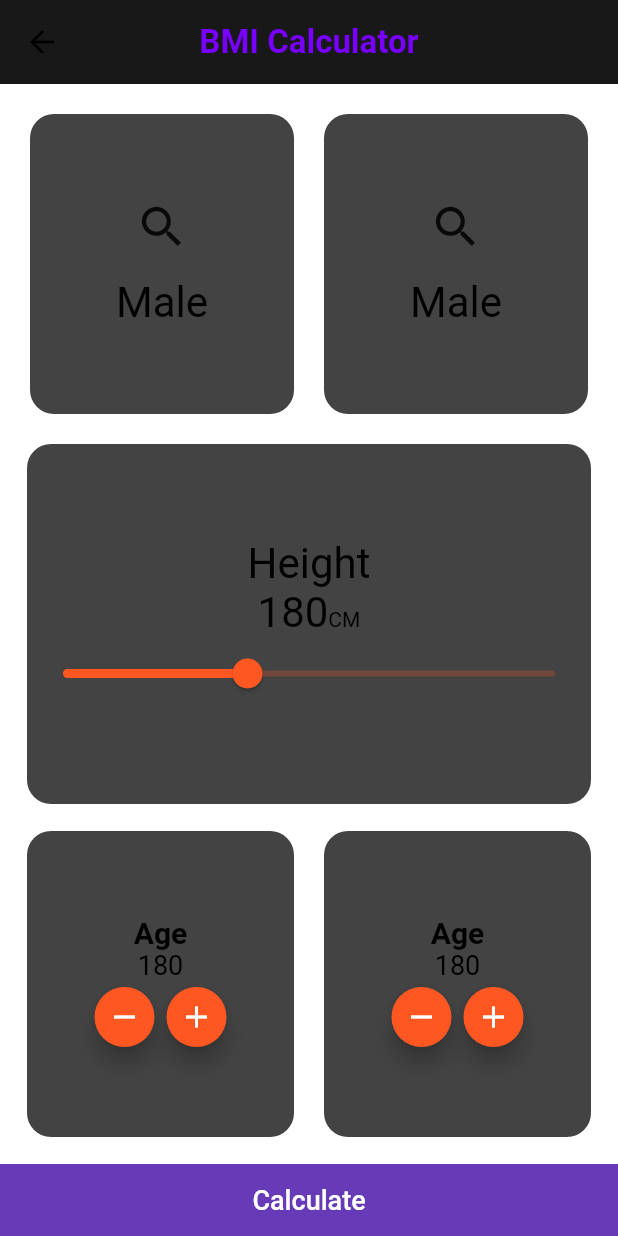
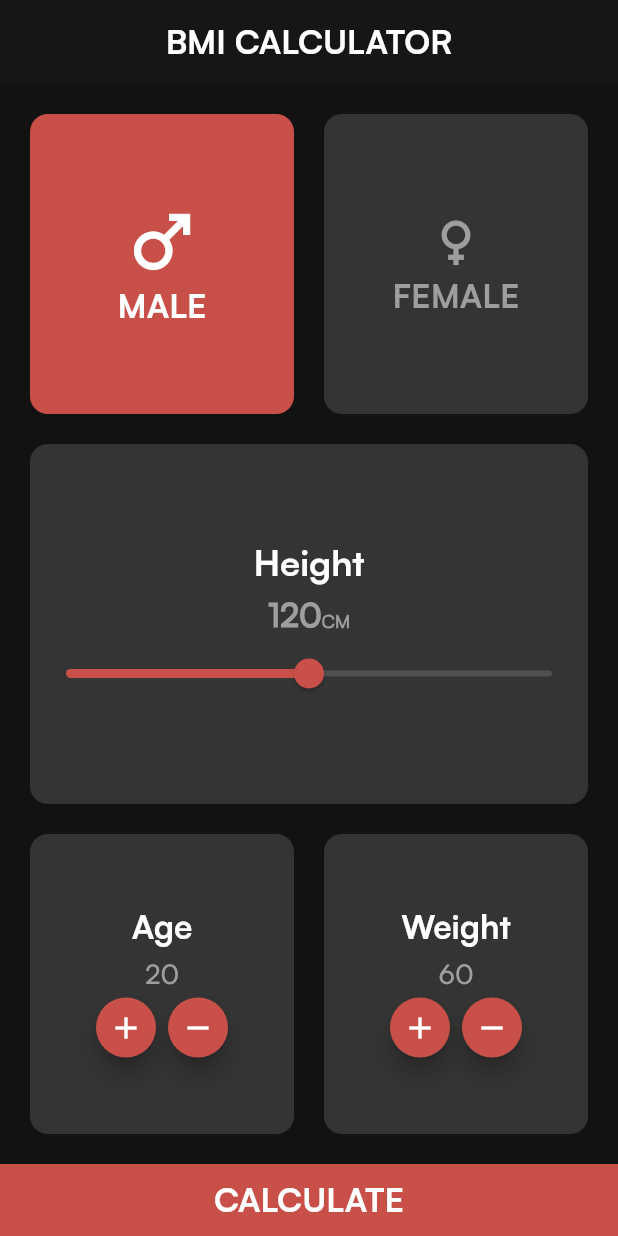
Before and after one commit to karimeltalawyy/projects, a Flutter app: the BmiCalculator screen opened directly, on a phone screen of 412 x 824 dp. Run offline on Flutter 3.47's test engine with Material 2 defaults, Android fonts, the phone set to English and light mode, and no system bars; our stand-ins replace bloc, carousel_slider, conditional_builder_null_safety, dio, flutter_bloc, fluttertoast and 6 more; accounts and stored records are empty; network calls fail.

Commit message:
BMI finish

```diff
--- a/lib/main.dart
+++ b/lib/main.dart
@@ -82,7 +82,7 @@ class MyApp extends StatelessWidget {
             //AppCubit.get(context).isDark ? ThemeMode.dark : ThemeMode.light,
             darkTheme: darkTheme,
             debugShowCheckedModeBanner: false,
-            home: startWidget,
+            home: BmiCalculator(),
           );
         },
       ),
--- a/lib/modules/bmi_app/bmi/bmi_calculator.dart
+++ b/lib/modules/bmi_app/bmi/bmi_calculator.dart
@@ -1,75 +1,119 @@
+import 'dart:math';
+
 import 'package:flutter/material.dart';
 import 'package:test_one/modules/bmi_app/bmi/bmi_result.dart';
 
 class BmiCalculator extends StatefulWidget {
-  const BmiCalculator({super.key});
+  const BmiCalculator({Key? key}) : super(key: key);
 
   @override
   State<BmiCalculator> createState() => _BmiCalculatorState();
 }
 
 class _BmiCalculatorState extends State<BmiCalculator> {
+  bool isMale = true;
+  double height = 120;
+  int age = 20;
+  double weight = 60;
+  Color containerColor = const Color.fromARGB(39, 238, 238, 238);
+  Color defaultColor = const Color.fromARGB(255, 200, 80, 72);
+
+  // var result = weight / pow(height / 100, 2);
   @override
   Widget build(BuildContext context) {
     return Scaffold(
       appBar: AppBar(
-        // elevation: 0,
-        backgroundColor: const Color.fromARGB(255, 24, 24, 24),
+        centerTitle: true,
+        backgroundColor: const Color.fromARGB(255, 22, 22, 22),
         title: const Text(
-          'BMI Calculator',
-          style: TextStyle(color: Color.fromARGB(255, 119, 0, 255)),
+          'BMI CALCULATOR',
+          style: TextStyle(
+            fontSize: 22,
+            color: Colors.white,
+            fontFamily: 'Satoshi',
           ),
-        centerTitle: true,
         ),
-      body: Column(
+      ),
+      body: Container(
+        color: const Color.fromARGB(255, 18, 18, 18),
+        child: Column(
           children: [
             Expanded(
               child: Padding(
-              padding: const EdgeInsets.all(20.0),
+                padding:
+                    const EdgeInsets.symmetric(horizontal: 20, vertical: 20),
                 child: Row(
                   children: [
                     Expanded(
+                      child: GestureDetector(
+                        onTap: () {
+                          setState(
+                            () {
+                              isMale = true;
+                            },
+                          );
+                        },
                         child: Container(
                           decoration: BoxDecoration(
-                        borderRadius: BorderRadius.circular(16.0),
-                        color: const Color.fromARGB(255, 68, 67, 67),
+                            borderRadius: BorderRadius.circular(12),
+                            color: isMale ? defaultColor : containerColor,
                           ),
                           child: Column(
                             mainAxisAlignment: MainAxisAlignment.center,
-                        children: const [
+                            children: [
                               Icon(
-                            Icons.search,
-                            size: 36,
+                                Icons.male,
+                                size: isMale ? 56 : 42,
+                                color: isMale ? Colors.white : Colors.grey,
                               ),
-                          SizedBox(height: 16),
                               Text(
-                            'Male',
-                            style: TextStyle(color: Colors.black, fontSize: 28),
+                                'MALE',
+                                style: TextStyle(
+                                  fontSize: 22,
+                                  fontFamily: 'Satoshi',
+                                  fontWeight: FontWeight.w700,
+                                  color: isMale ? Colors.white : Colors.grey,
                                 ),
+                              )
                             ],
                           ),
                         ),
                       ),
-                  const SizedBox(width: 20),
+                    ),
+                    const SizedBox(
+                      width: 20,
+                    ),
                     Expanded(
+                      child: GestureDetector(
+                        onTap: () {
+                          setState(() {
+                            isMale = false;
+                          });
+                        },
                         child: Container(
                           decoration: BoxDecoration(
-                        borderRadius: BorderRadius.circular(16.0),
-                        color: const Color.fromARGB(255, 68, 67, 67),
+                            borderRadius: BorderRadius.circular(12),
+                            color: !isMale ? defaultColor : containerColor,
                           ),
                           child: Column(
                             mainAxisAlignment: MainAxisAlignment.center,
-                        children: const [
+                            children: [
                               Icon(
-                            Icons.search,
-                            size: 36,
+                                Icons.female,
+                                size: !isMale ? 56 : 42,
+                                color: !isMale ? Colors.white : Colors.grey,
                               ),
-                          SizedBox(height: 16),
                               Text(
-                            'Male',
-                            style: TextStyle(color: Colors.black, fontSize: 28),
+                                'FEMALE',
+                                style: TextStyle(
+                                  fontFamily: 'Satoshi',
+                                  fontSize: 22,
+                                  fontWeight: FontWeight.w700,
+                                  color: !isMale ? Colors.white : Colors.grey,
                                 ),
+                              )
                             ],
+                          ),
                         ),
                       ),
                     ),
@@ -79,39 +123,62 @@ class _BmiCalculatorState extends State<BmiCalculator> {
             ),
             Expanded(
               child: Padding(
-              padding: const EdgeInsets.symmetric(horizontal: 18),
+                padding: const EdgeInsets.symmetric(horizontal: 20),
                 child: Container(
                   decoration: BoxDecoration(
-                  borderRadius: BorderRadius.circular(16.0),
-                  color: const Color.fromARGB(255, 68, 67, 67),
+                    borderRadius: BorderRadius.circular(12),
+                    color: containerColor,
                   ),
                   child: Column(
                     mainAxisAlignment: MainAxisAlignment.center,
                     children: [
                       const Text(
                         'Height',
-                      style: TextStyle(color: Colors.black, fontSize: 28),
+                        style: TextStyle(
+                          fontFamily: 'Satoshi',
+                          fontSize: 24,
+                          fontWeight: FontWeight.w700,
+                          color: Colors.white,
                         ),
+                      ),
+                      const SizedBox(height: 4),
                       Row(
                         crossAxisAlignment: CrossAxisAlignment.baseline,
+                        textBaseline: TextBaseline.alphabetic,
                         mainAxisAlignment: MainAxisAlignment.center,
-                      textBaseline: TextBaseline.alphabetic,
-                      children: const [
+                        children: [
                           Text(
-                          '180',
-                          style: TextStyle(color: Colors.black, fontSize: 28),
+                            '${height.round()}',
+                            style: const TextStyle(
+                              fontSize: 22,
+                              fontWeight: FontWeight.w700,
+                              color: Colors.grey,
+                              fontFamily: 'Satoshi medium',
                             ),
-                        Text(
+                          ),
+                          const Text(
                             'CM',
-                          style: TextStyle(color: Colors.black, fontSize: 14),
+                            style: TextStyle(
+                              fontSize: 12,
+                              fontWeight: FontWeight.w700,
+                              color: Colors.grey,
+                              fontFamily: 'Satoshi reg',
+                            ),
                           ),
                         ],
                       ),
                       Slider(
-                      value: 120,
-                      max: 220,
-                      min: 60,
-                      onChanged: (value) => print(value.round()),
+                        activeColor: defaultColor,
+                        inactiveColor: containerColor,
+                        value: height,
+                        onChanged: (value) {
+                          print(value.round());
+                          setState(() {
+                            height = value;
+                          });
+                        },
+                        max: 200,
+                        min: 40,
                       ),
                     ],
                   ),
@@ -120,14 +187,14 @@ class _BmiCalculatorState extends State<BmiCalculator> {
             ),
             Expanded(
               child: Padding(
-              padding: const EdgeInsets.all(18.0),
+                padding: const EdgeInsets.all(20),
                 child: Row(
                   children: [
                     Expanded(
                       child: Container(
                         decoration: BoxDecoration(
-                        borderRadius: BorderRadius.circular(16.0),
-                        color: const Color.fromARGB(255, 68, 67, 67),
+                          borderRadius: BorderRadius.circular(12),
+                          color: containerColor,
                         ),
                         child: Column(
                           mainAxisAlignment: MainAxisAlignment.center,
@@ -135,79 +202,110 @@ class _BmiCalculatorState extends State<BmiCalculator> {
                             const Text(
                               'Age',
                               style: TextStyle(
-                                color: Colors.black,
-                                fontSize: 20,
-                                fontWeight: FontWeight.w600,
+                                fontSize: 22,
+                                color: Colors.white,
+                                fontFamily: 'Satoshi',
+                                fontWeight: FontWeight.bold,
                               ),
                             ),
-                            const Text(
-                              '180',
-                              style: TextStyle(
-                                color: Colors.black,
+                            const SizedBox(height: 4),
+                            Text(
+                              '$age',
+                              style: const TextStyle(
                                 fontSize: 18,
+                                // fontWeight: FontWeight.w700,
+                                color: Colors.grey,
+                                fontFamily: 'Satoshi medium',
                               ),
                             ),
                             Row(
                               mainAxisAlignment: MainAxisAlignment.center,
                               children: [
                                 FloatingActionButton(
-                                  heroTag: 'remove',
-                                  onPressed: () {},
+                                  onPressed: () {
+                                    setState(() {
+                                      age++;
+                                    });
+                                  },
+                                  heroTag: 'age++',
                                   mini: true,
-                                  child: const Icon(Icons.remove),
+                                  backgroundColor: defaultColor,
+                                  child: const Icon(Icons.add),
                                 ),
                                 FloatingActionButton(
-                                  heroTag: 'add',
-                                  onPressed: () {},
+                                  onPressed: () {
+                                    setState(() {
+                                      age--;
+                                    });
+                                  },
+                                  heroTag: 'age--',
                                   mini: true,
-                                  child: const Icon(Icons.add),
+                                  backgroundColor: defaultColor,
+                                  child: const Icon(Icons.remove),
                                 ),
                               ],
                             )
-                          ]),
+                          ],
+                        ),
                       ),
                     ),
                     const SizedBox(width: 20),
                     Expanded(
                       child: Container(
                         decoration: BoxDecoration(
-                        borderRadius: BorderRadius.circular(16.0),
-                        color: const Color.fromARGB(255, 68, 67, 67),
+                          borderRadius: BorderRadius.circular(12),
+                          color: containerColor,
                         ),
                         child: Column(
                           mainAxisAlignment: MainAxisAlignment.center,
                           children: [
                             const Text(
-                              'Age',
+                              'Weight',
                               style: TextStyle(
-                                color: Colors.black,
-                                fontSize: 20,
-                                fontWeight: FontWeight.w600,
+                                fontSize: 22,
+                                fontWeight: FontWeight.w700,
+                                color: Colors.white,
+                                fontFamily: 'Satoshi',
                               ),
                             ),
-                            const Text(
-                              '180',
-                              style:
-                                  TextStyle(color: Colors.black, fontSize: 18),
+                            const SizedBox(height: 4),
+                            Text(
+                              '${weight.round()}',
+                              style: const TextStyle(
+                                fontSize: 18,
+                                color: Colors.grey,
+                                fontFamily: 'Satoshi medium',
+                              ),
                             ),
                             Row(
                               mainAxisAlignment: MainAxisAlignment.center,
                               children: [
                                 FloatingActionButton(
-                                  heroTag: 'Age remove',
-                                  onPressed: () {},
+                                  onPressed: () {
+                                    setState(() {
+                                      weight++;
+                                    });
+                                  },
+                                  heroTag: 'Weight++',
                                   mini: true,
-                                  child: const Icon(Icons.remove),
+                                  backgroundColor: defaultColor,
+                                  child: const Icon(Icons.add),
                                 ),
                                 FloatingActionButton(
-                                  heroTag: 'Age Add',
-                                  onPressed: () {},
+                                  onPressed: () {
+                                    setState(() {
+                                      weight--;
+                                    });
+                                  },
+                                  heroTag: 'Weight--',
                                   mini: true,
-                                  child: const Icon(Icons.add),
+                                  backgroundColor: defaultColor,
+                                  child: const Icon(Icons.remove),
                                 ),
                               ],
                             )
-                          ]),
+                          ],
+                        ),
                       ),
                     ),
                   ],
@@ -216,26 +314,36 @@ class _BmiCalculatorState extends State<BmiCalculator> {
             ),
             Container(
               width: double.infinity,
-            color: Colors.deepPurple,
+              color: defaultColor,
               child: MaterialButton(
                 onPressed: () {
+                  double result = weight / pow(height / 100, 2);
+                  print(result.round());
                   Navigator.push(
                     context,
                     MaterialPageRoute(
-                        builder: (context) => const BmiResultScreen()));
+                      builder: (context) => BmiResultScreen(
+                        result: result,
+                        age: age,
+                        isMale: isMale,
+                      ),
+                    ),
+                  );
                 },
                 child: const Text(
-                'Calculate',
+                  'CALCULATE',
                   style: TextStyle(
+                    fontSize: 22,
+                    fontWeight: FontWeight.w700,
                     color: Colors.white,
-                  fontSize: 18,
-                  fontWeight: FontWeight.w500,
+                    fontFamily: 'Satoshi',
                   ),
                 ),
               ),
             ),
           ],
         ),
+      ),
     );
   }
 }
--- a/lib/shared/network/endpoints.dart
+++ b/lib/shared/network/endpoints.dart
@@ -1,4 +1,5 @@
 const LOGIN = 'login';
+const REGISTER = 'register';
 const HOME = 'home';
 const GET_CATEGORIES = 'categories';
 const FAVORITES = 'favorites';
```
Also changed, not shown: lib/modules/bmi_app/bmi/bmi_result.dart (+35 -8 lines), lib/modules/shop_app/login/cubit/cubit.dart (added, +54 -0 lines), lib/modules/shop_app/login/cubit/states.dart (added, +19 -0 lines), lib/modules/shop_app/login/shop_login.dart (+8 -9 lines), lib/modules/shop_app/signup/cubit/cubit.dart (added, +60 -0 lines), lib/modules/shop_app/signup/cubit/states.dart (added, +19 -0 lines), lib/modules/shop_app/signup/shop_signup.dart (added, +145 -0 lines). Lines whose indentation alone changed are shown as unchanged.
